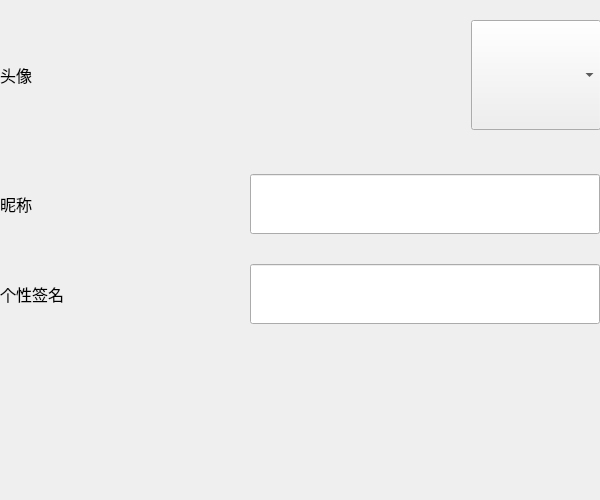
Old version of the form chaneginfodialog.ui in the repository liushuai0417/ThreeKingdom_Kill.
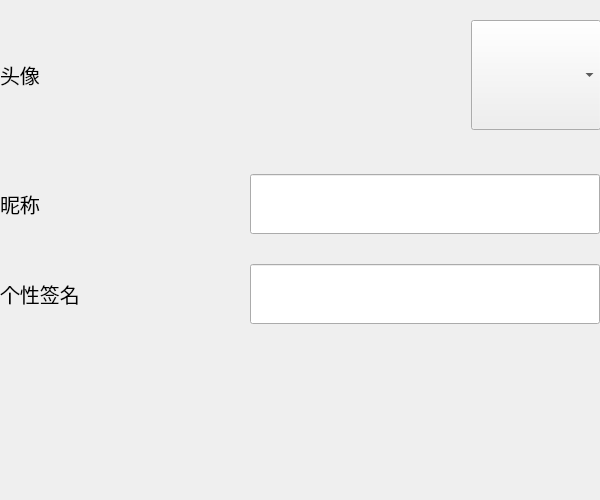
New version of the form.

The edit to the form file:
```diff
--- a/chaneginfodialog.ui
+++ b/chaneginfodialog.ui
@@ -52,7 +52,7 @@
       <property name="font">
        <font>
         <family>华文行楷</family>
-        <pointsize>12</pointsize>
+        <pointsize>15</pointsize>
        </font>
       </property>
       <property name="text">
@@ -108,7 +108,7 @@
       <property name="font">
        <font>
         <family>华文行楷</family>
-        <pointsize>12</pointsize>
+        <pointsize>15</pointsize>
        </font>
       </property>
       <property name="text">
@@ -140,7 +140,7 @@
       <property name="font">
        <font>
         <family>华文行楷</family>
-        <pointsize>12</pointsize>
+        <pointsize>15</pointsize>
        </font>
       </property>
       <property name="text">
```
